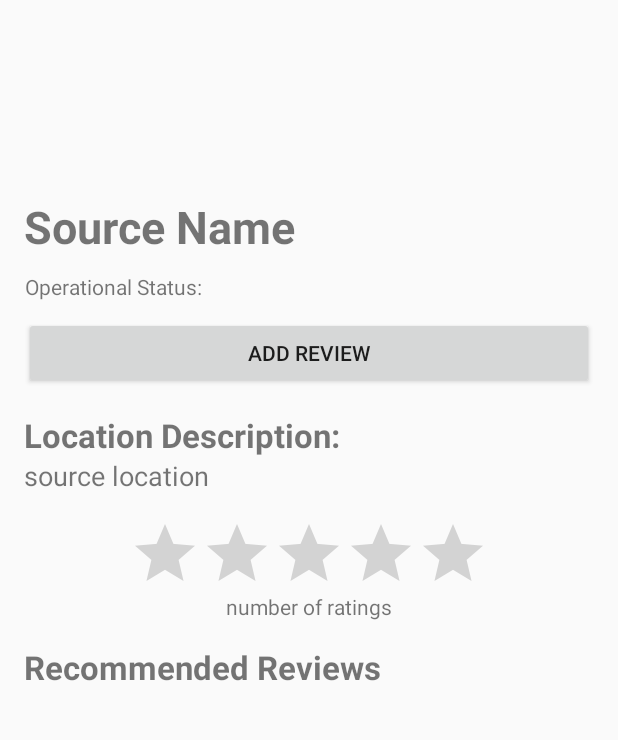
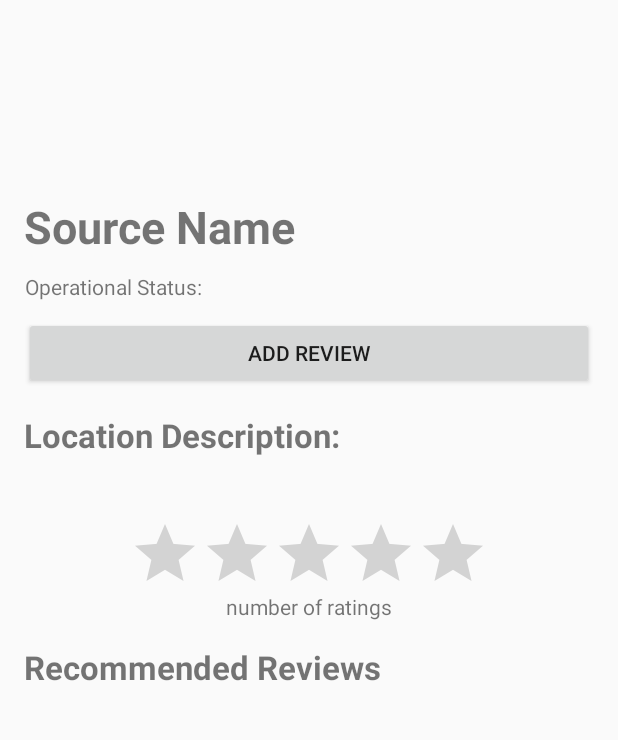
Before and after one commit to CJosephPollock/Floww, an Android app: the DetailsView screen opened directly, with no data from a screen before it, on a phone screen of 412 x 824 dp, the part 137-877 px from its top. Run offline under Robolectric (Android 15) with nearby library versions, the phone set to English and light mode, and no system bars; libraries missing offline, so code that uses them is left out: com.firebase.client; 6 statements that could not run were skipped.

Commit message:
list view bug fix

```diff
--- a/Flowww/app/src/main/java/com/example/iguest/flowww/AddActivity.java
+++ b/Flowww/app/src/main/java/com/example/iguest/flowww/AddActivity.java
@@ -68,7 +68,7 @@ public class AddActivity extends AppCompatActivity {
                 String recentAddKey = dataSnapshot.getKey();
                 Log.v("TEST   ", recentAddKey);
                 newKey = recentAddKey;
-                Log.v("TEST   ", newKey);
+                Log.v("CAMELBAK   ", newKey);
 
                 Bundle bundle = new Bundle();
 //                bundle.putString("name", name);
--- a/Flowww/app/src/main/java/com/example/iguest/flowww/DetailsView.java
+++ b/Flowww/app/src/main/java/com/example/iguest/flowww/DetailsView.java
@@ -50,7 +50,7 @@ public class DetailsView extends AppCompatActivity implements OnMapReadyCallback
 
     public void getListViewHeight(ListView listView) {
         ListAdapter mAdapter = listView.getAdapter();
-        System.out.println("WHOO " + mAdapter.getCount());
+        System.out.println("WHOO23 " + mAdapter.getCount());
 
         int totalHeight = 0;
 
@@ -69,7 +69,7 @@ public class DetailsView extends AppCompatActivity implements OnMapReadyCallback
 
         ViewGroup.LayoutParams params = listView.getLayoutParams();
         params.height = totalHeight
-                + (listView.getDividerHeight() * (mAdapter.getCount() - 1));
+                + (listView.getDividerHeight() * (mAdapter.getCount()) - 1);
         listView.setLayoutParams(params);
         listView.requestLayout();
     }
@@ -117,7 +117,6 @@ public class DetailsView extends AppCompatActivity implements OnMapReadyCallback
 
         reviewsList = new ArrayList<Review>();
         adapter = new ReviewAdapter(this, reviewsList);
-        calculateRating();
 
 
 
@@ -133,6 +132,7 @@ public class DetailsView extends AppCompatActivity implements OnMapReadyCallback
                 double lng = Double.parseDouble(snapshot.child("lng").getValue().toString());
                 boolean isWorking = Boolean.parseBoolean(snapshot.child("isWorking").getValue().toString());
 
+                detailsSourceLocation.setText(desc);
                 location = new LatLng(lat, lng);
                 Marker fountain = mMap.addMarker(new MarkerOptions()
                         .position(location).icon(BitmapDescriptorFactory.fromResource(R.drawable.map_icon)));
@@ -154,13 +154,12 @@ public class DetailsView extends AppCompatActivity implements OnMapReadyCallback
         });
 
 
+        //calculateRating();
 
-//        ArrayAdapter<Review> arrayAdapter = new ArrayAdapter<Review>(
-//                getApplicationContext(),
-//                reviewsList
-//        );
+
 
         reviews.setAdapter(adapter);
+
 
     }
 
@@ -168,8 +167,8 @@ public class DetailsView extends AppCompatActivity implements OnMapReadyCallback
     protected void onResume() {
         super.onResume();
         Log.v("RESUME", "resuming...");
+        //reviewsList = new ArrayList<Review>();
         calculateRating();
-        getListViewHeight(reviews);
     }
 
     public void calculateRating() {
@@ -181,6 +180,9 @@ public class DetailsView extends AppCompatActivity implements OnMapReadyCallback
 
                 int totalPoints = 0;
                 int numReviews = 0;
+
+                reviewsList.clear();
+
                 for (DataSnapshot messageSnapshot: dataSnapshot.getChildren()) {
                     Log.v("###", messageSnapshot.child("rating").getValue().toString());
                     Log.v("###", messageSnapshot.child("desc").getValue().toString());
--- a/Flowww/app/src/main/java/com/example/iguest/flowww/SignUpActivity.java
+++ b/Flowww/app/src/main/java/com/example/iguest/flowww/SignUpActivity.java
@@ -46,7 +46,6 @@ public class SignUpActivity extends AppCompatActivity {
                         public void onAuthenticated(AuthData authData) {
                             System.out.println("User ID: " + authData.getUid() + ", Provider: " + authData.getProvider());
                             Intent intent = new Intent(SignUpActivity.this, MapActivity.class);
-                            //intent.putExtra("EXTRA_TEXT", null); // not sure what string to use here...
                             startActivity(intent);
                         }
                         @Override
--- a/Flowww/app/src/main/res/layout/activity_details.xml
+++ b/Flowww/app/src/main/res/layout/activity_details.xml
@@ -83,7 +83,7 @@ tools:context="com.example.iguest.flowww.DetailsView">
             android:layout_width="wrap_content"
             android:layout_height="wrap_content"
             android:textSize="18sp"
-            android:text="source location"/>
+            />
 
         <RatingBar
             android:id="@+id/rtgDetailsSourceStars"
```
